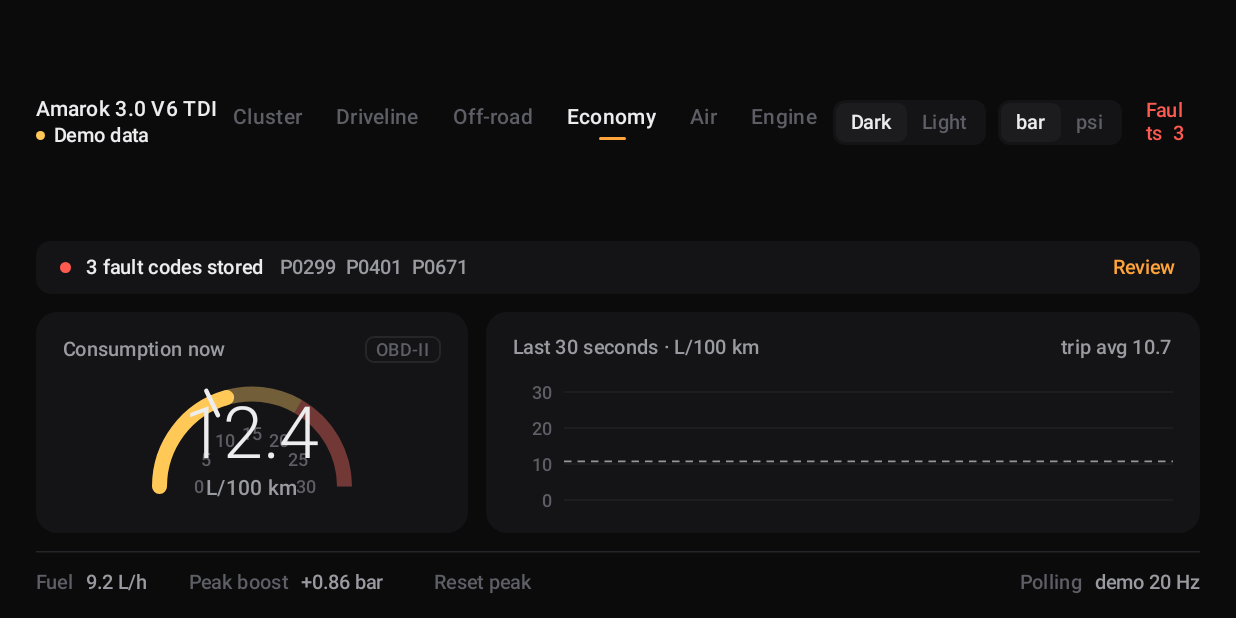
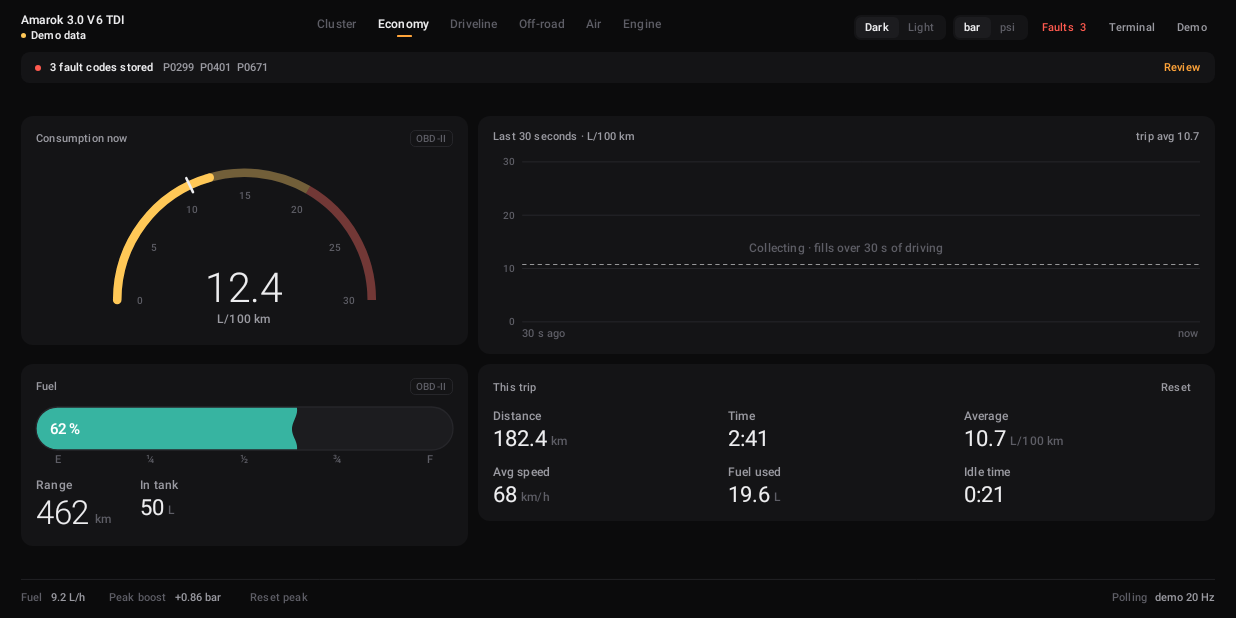
Before and after one commit to Juanro-M/Project-Ingwe, an Android app built with Jetpack Compose: the screen it shows after launch (MainActivity), after a tap on "Economy", on a phone screen of 824 x 412 dp (held sideways). Run offline under Robolectric (Android 15) with nearby library versions, the phone set to English and light mode, and no system bars; 1 statement that could not run was skipped; 3 other taps on this screen came first.

Commit message:
addiotnal improvements

```diff
--- a/app/src/main/java/io/ingwe/dash/ui/MainActivity.kt
+++ b/app/src/main/java/io/ingwe/dash/ui/MainActivity.kt
@@ -5,8 +5,15 @@ import android.view.WindowManager
 import androidx.activity.ComponentActivity
 import androidx.activity.compose.setContent
 import androidx.activity.enableEdgeToEdge
+import androidx.compose.foundation.background
+import androidx.compose.foundation.layout.Box
+import androidx.compose.foundation.layout.fillMaxSize
+import androidx.compose.foundation.layout.safeDrawingPadding
 import androidx.compose.runtime.LaunchedEffect
+import androidx.compose.ui.Modifier
+import io.ingwe.dash.ui.theme.IngweBackground
 import androidx.compose.runtime.snapshotFlow
+import io.ingwe.dash.ui.components.FitToDesignSize
 import io.ingwe.dash.ui.navigation.IngweNavHost
 import io.ingwe.dash.ui.theme.IngweTheme
 import io.ingwe.dash.ui.theme.IngweThemeState
@@ -28,7 +35,10 @@ class MainActivity : ComponentActivity() {
                 snapshotFlow { IngweThemeState.isLight }.collect { prefs.edit().putBoolean(KEY_LIGHT, it).apply() }
             }
             IngweTheme {
-                IngweNavHost()
+                // Scale to the space left after the head unit's status / nav bars.
+                Box(Modifier.fillMaxSize().background(IngweBackground).safeDrawingPadding()) {
+                    FitToDesignSize { IngweNavHost() }
+                }
             }
         }
     }
--- /dev/null
+++ b/app/src/main/java/io/ingwe/dash/ui/components/FitToScreen.kt
@@ -0,0 +1,38 @@
+package io.ingwe.dash.ui.components
+
+import androidx.compose.foundation.layout.BoxWithConstraints
+import androidx.compose.foundation.layout.fillMaxSize
+import androidx.compose.runtime.Composable
+import androidx.compose.runtime.CompositionLocalProvider
+import androidx.compose.ui.Modifier
+import androidx.compose.ui.platform.LocalDensity
+import androidx.compose.ui.unit.Density
+import androidx.compose.ui.unit.dp
+
+/** The screen size the whole UI is designed for, in dp. */
+private val DESIGN_WIDTH = 1280.dp
+private val DESIGN_HEIGHT = 720.dp
+
+/**
+ * Lays the UI out on a 1280 × 720 dp design canvas and scales it to fit the actual screen.
+ *
+ * Why: head units report very different densities for the same panel. A 1280 × 720 px
+ * screen at 1.5× density is only 853 × 480 dp, so a layout designed for 1280 × 720 dp
+ * overflows and gets clipped. Here we change the density Compose uses, so 1 design-dp
+ * maps to whatever fraction of a pixel makes the canvas fit. Every size, font and
+ * stroke scales together, so the layout looks identical on any head unit.
+ *
+ * The shorter side decides the scale; the other side keeps the leftover space, so the
+ * UI fills the whole screen (on a 1024 × 600 unit the canvas becomes ~1229 × 720).
+ * The system font-size setting is ignored on purpose: a cluster must keep its layout.
+ */
+@Composable
+fun FitToDesignSize(content: @Composable () -> Unit) {
+    BoxWithConstraints(Modifier.fillMaxSize()) {
+        val outer = LocalDensity.current
+        val scale = minOf(maxWidth / DESIGN_WIDTH, maxHeight / DESIGN_HEIGHT)
+        CompositionLocalProvider(LocalDensity provides Density(outer.density * scale, fontScale = 1f)) {
+            content()
+        }
+    }
+}
--- a/app/src/main/java/io/ingwe/dash/ui/dashboard/DashboardScreen.kt
+++ b/app/src/main/java/io/ingwe/dash/ui/dashboard/DashboardScreen.kt
@@ -40,23 +40,24 @@ import io.ingwe.dash.ui.pages.SourceTag
 import io.ingwe.dash.ui.theme.*
 import kotlinx.coroutines.launch
 
+/** Pages in order of how often they're likely to be used (tabs and swipe follow this order). */
 private enum class ClusterView(val label: String) {
-    CLUSTER("Cluster"),
-    DRIVELINE("Driveline"),
-    OFFROAD("Off-road"),
-    ECONOMY("Economy"),
-    AIR("Air"),
-    ENGINE("Engine"),
+    CLUSTER("Cluster"),     // everyday driving
+    ECONOMY("Economy"),     // fuel, range, trip — every drive
+    DRIVELINE("Driveline"), // gear, ATF, load — towing / long drives
+    OFFROAD("Off-road"),    // only when off the tar
+    AIR("Air"),             // altitude, outside air, airflow health
+    ENGINE("Engine"),       // glow plugs & injectors — diagnostics
 }
 
 /**
  * Main instrument cluster for the VW Amarok 3.0 V6 TDI.
  *
- * Pages (swipe or tap the tabs):
+ * Pages (swipe or tap the tabs), most-used first:
  *   Cluster   — tacho, boost (+ target), speed; VGT / coolant / oil sub-dials; EGT, charge air, torque, battery
+ *   Economy   — instant consumption, 30 s history, fuel tank & range, trip computer
  *   Driveline — tacho with gear in the hub; ZF 8HP load, torque, lockup, ATF; coolant & oil
  *   Off-road  — roll and pitch clinometers; 4Motion steering, per-wheel slip, diff state, torque split
- *   Economy   — instant consumption, 30 s history, fuel tank & range, trip computer
  *   Air       — animated air path, altitude, outside air, airflow health
  *   Engine    — V6 cylinders with glow plugs & injector corrections, rail, EGR
  *
@@ -64,9 +65,9 @@ private enum class ClusterView(val label: String) {
  * adapter) is chosen in the demo bar.
  */
 @Composable
-fun DashboardScreen(navController: NavController, faultStore: FaultStore, repo: VehicleRepository) {
+fun DashboardScreen(navController: NavController, faultStore: FaultStore, repo: VehicleRepository, initialPage: Int = 0) {
     var boostUnit by rememberSaveable { mutableStateOf(BoostUnit.BAR) }
-    val pager = rememberPagerState(pageCount = { ClusterView.entries.size })
+    val pager = rememberPagerState(initialPage = initialPage, pageCount = { ClusterView.entries.size })
     val view = ClusterView.entries[pager.currentPage]
     val scope = rememberCoroutineScope()
 
--- a/app/src/main/java/io/ingwe/dash/ui/pages/EconomyPage.kt
+++ b/app/src/main/java/io/ingwe/dash/ui/pages/EconomyPage.kt
@@ -63,7 +63,12 @@ fun EconomyPage(car: VehicleState, economy: Economy, onResetTrip: () -> Unit) {
                 title = "Last 30 seconds · L/100 km",
                 trailing = { Text("trip avg ${economy.averageL100.fmt("%.1f")}", style = PageSmall, color = IngweTextSecondary) },
             ) {
-                ConsumptionHistory(economy.history, economy.averageL100)
+                Box {
+                    Column { ConsumptionHistory(economy.history, economy.averageL100) }
+                    if (economy.history.size < 4) {
+                        Text("Collecting · fills over 30 s of driving", style = PageLabel, color = IngweTextTertiary, modifier = Modifier.align(Alignment.Center))
+                    }
+                }
             }
         }
         Row(Modifier.fillMaxWidth(), horizontalArrangement = Arrangement.spacedBy(12.dp)) {
@@ -72,7 +77,7 @@ fun EconomyPage(car: VehicleState, economy: Economy, onResetTrip: () -> Unit) {
                 Spacer(Modifier.height(10.dp))
                 val litres = car.fuelLevelPct / 100f * TANK_LITRES
                 val range = if (economy.averageL100.isNaN()) Float.NaN else litres / economy.averageL100 * 100f
-                Row(horizontalArrangement = Arrangement.spacedBy(32.dp), verticalAlignment = Alignment.Bottom) {
+                Row(horizontalArrangement = Arrangement.spacedBy(32.dp), verticalAlignment = Alignment.Top) {
                     PageStat("Range", range.fmt(), "km", big = true)
                     PageStat("In tank", litres.fmt(), "L")
                 }
```
Also changed, not shown: app/build.gradle.kts (+14 -2 lines), app/src/main/java/io/ingwe/dash/ui/components/gauges/GaugeComponents.kt (+0 -11 lines), gradle/libs.versions.toml (+8 -1 lines), 3 other files.
